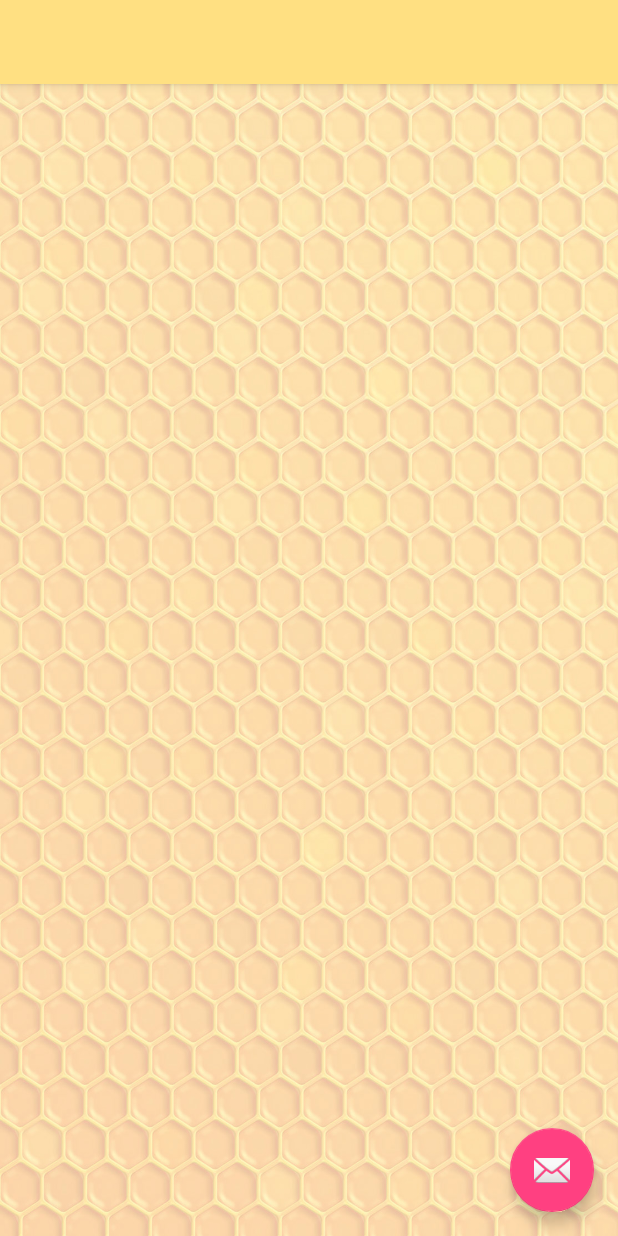
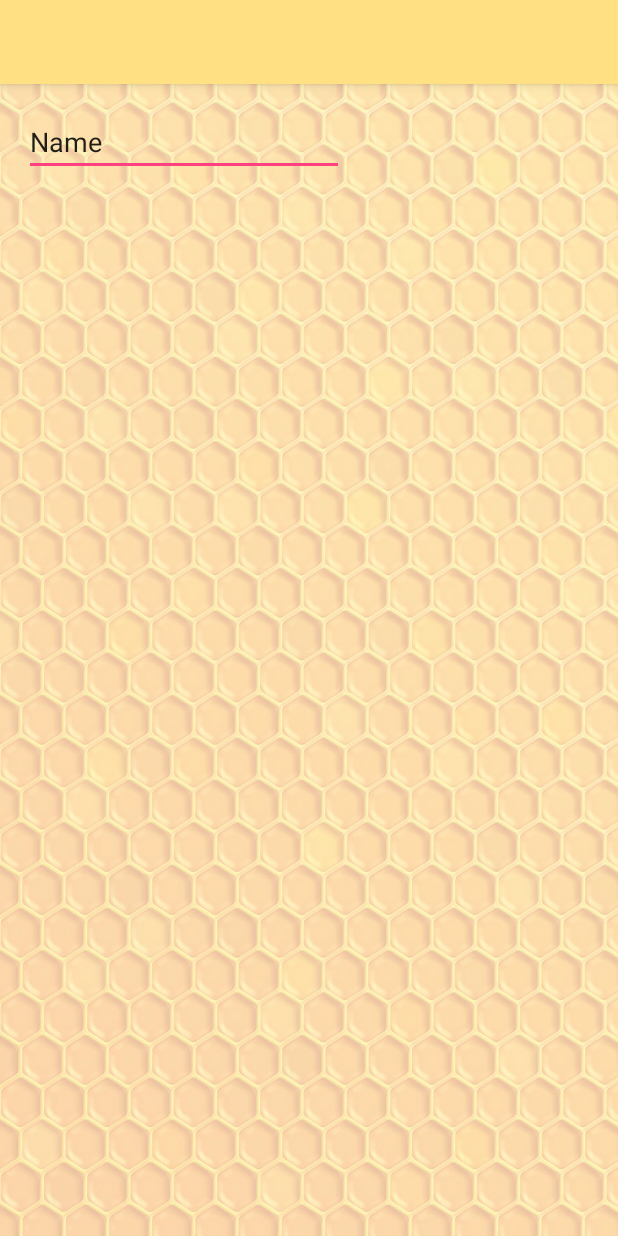
Before and after one commit to pwestman/SmartHive, an Android app: the layout activity_add_hive.xml on its own in the app's theme, with its tools: preview values and no code run, on a phone screen of 412 x 824 dp. Run offline under Robolectric (Android 15) with nearby library versions, the phone set to English and light mode, and no system bars.

```diff
--- a/smartHive/src/main/res/layout/activity_add_hive.xml
+++ b/smartHive/src/main/res/layout/activity_add_hive.xml
@@ -5,7 +5,7 @@
     android:layout_width="match_parent"
     android:layout_height="match_parent"
     android:fitsSystemWindows="true"
-    tools:context="nottoobee.toobee.smarthive.add_hive">
+    tools:context="nottoobee.toobee.smarthive.AddHive">
 
     <android.support.design.widget.AppBarLayout
         android:layout_width="match_parent"
@@ -23,12 +23,4 @@
 
     <include layout="@layout/content_add_hive" />
 
-    <android.support.design.widget.FloatingActionButton
-        android:id="@+id/fab"
-        android:layout_width="wrap_content"
-        android:layout_height="wrap_content"
-        android:layout_gravity="bottom|end"
-        android:layout_margin="@dimen/fab_margin"
-        app:srcCompat="@android:drawable/ic_dialog_email" />
-
 </android.support.design.widget.CoordinatorLayout>
--- a/smartHive/src/main/res/layout/content_add_hive.xml
+++ b/smartHive/src/main/res/layout/content_add_hive.xml
@@ -10,7 +10,14 @@
     android:paddingRight="@dimen/activity_horizontal_margin"
     android:paddingTop="@dimen/activity_vertical_margin"
     app:layout_behavior="@string/appbar_scrolling_view_behavior"
-    tools:context="nottoobee.toobee.smarthive.add_hive"
+    tools:context="nottoobee.toobee.smarthive.AddHive"
     tools:showIn="@layout/activity_add_hive">
 
+    <EditText
+        android:layout_width="wrap_content"
+        android:layout_height="wrap_content"
+        android:inputType="textPersonName"
+        android:text="Name"
+        android:ems="10"
+        android:id="@+id/add_hive_name" />
 </RelativeLayout>
--- a/smartHive/src/main/res/values/strings.xml
+++ b/smartHive/src/main/res/values/strings.xml
@@ -18,4 +18,5 @@
     <string name="log_in">Log In</string>
     <string name="nameIn">Name:</string>
     <string name="passwordIn">Password:</string>
+    <string name="title_activity_add_hive">add_hive</string>
 </resources>
--- a/smartHive/src/main/res/values/styles.xml
+++ b/smartHive/src/main/res/values/styles.xml
@@ -10,6 +10,9 @@
         <item name="android:windowBackground">@drawable/background</item>
     </style>
 
+    <style name="AppTheme.AppBarOverlay" parent="ThemeOverlay.AppCompat.Dark.ActionBar" />
+
+    <style name="AppTheme.PopupOverlay" parent="ThemeOverlay.AppCompat.Light" />
 
 
 </resources>
```
Also changed, not shown: smartHive/src/main/java/nottoobee/toobee/smarthive/AddHive.java (+62 -8 lines).
